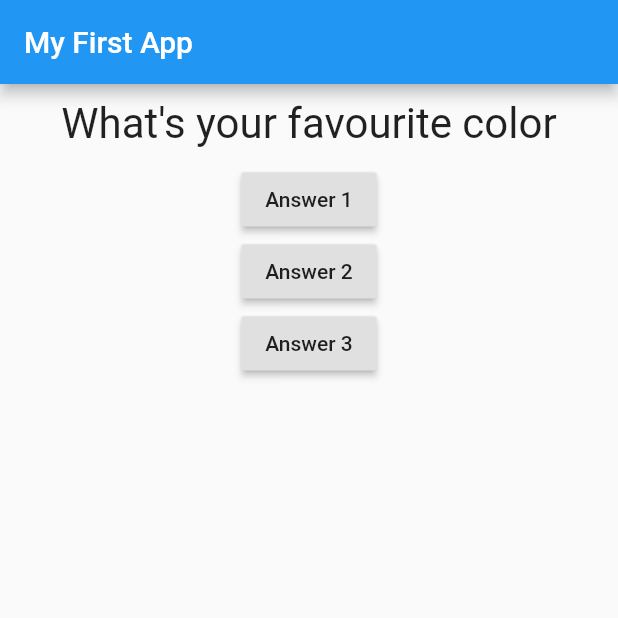
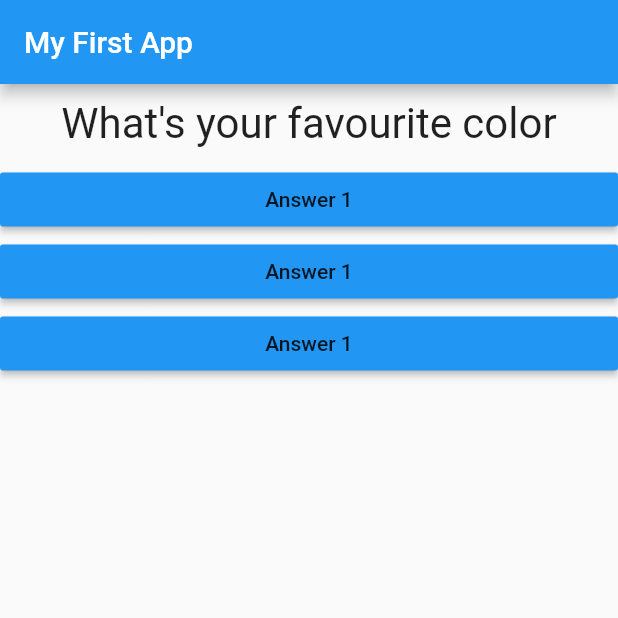
Before and after one commit to dsadasivani/quiz_app, a Flutter app: the screen it shows after launch, on a phone screen of 412 x 824 dp, the top half of it. Run offline on Flutter 3.47's test engine with Material 2 defaults, Android fonts, the phone set to English and light mode, and no system bars.

```diff
--- /dev/null
+++ b/lib/answer.dart
@@ -0,0 +1,17 @@
+import 'package:flutter/material.dart';
+
+class Answer extends StatelessWidget {
+  final Function handler;
+  Answer(this.handler);
+  @override
+  Widget build(BuildContext context) {
+    return Container(
+      width: double.infinity,
+      child: RaisedButton(
+        color: Colors.blue,
+        child: Text('Answer 1'),
+        onPressed: handler,
+      ),
+    );
+  }
+}
--- a/lib/main.dart
+++ b/lib/main.dart
@@ -1,6 +1,7 @@
 import 'package:flutter/material.dart';
 
 import './question.dart';
+import './answer.dart';
 
 // void main() {
 //   runApp(MyApp());
@@ -39,15 +40,9 @@ class _MyAppState extends State<MyApp> {
         ),
         body: Column(children: [
           Question(questions[_questionIndex]),
-          RaisedButton(child: Text('Answer 1'), onPressed: _answerQuestions),
-          RaisedButton(
-              child: Text('Answer 2'),
-              onPressed: () => print('Answer choosen2 !!')),
-          RaisedButton(
-              child: Text('Answer 3'),
-              onPressed: () {
-                print('Answer choosen3 !!');
-              }),
+          Answer(_answerQuestions),
+          Answer(_answerQuestions),
+          Answer(_answerQuestions),
         ]),
       ),
     );
```
